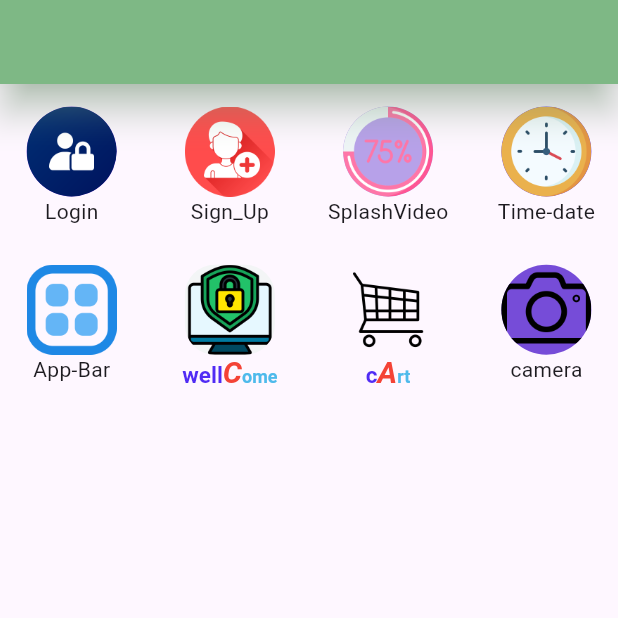
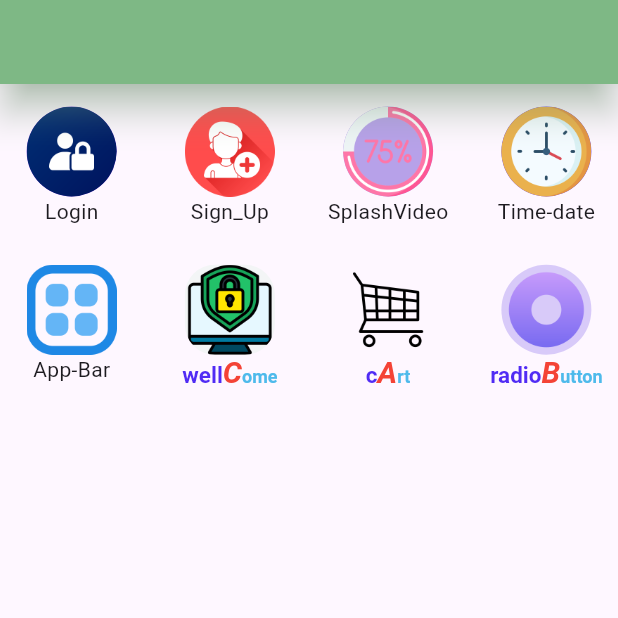
Before and after one commit to ALIRaza726/sketch, a Flutter app: the screen it shows after launch, on a phone screen of 412 x 824 dp, the top half of it. Run offline on Flutter 3.47's test engine with Material 3 defaults, Android fonts, the phone set to English and light mode, and no system bars; our stand-ins replace flutter_screenutil, google_fonts, video_player; missing offline and left inert: bottom_picker.

Commit message:
route,radio button

```diff
--- a/lib/main.dart
+++ b/lib/main.dart
@@ -1,7 +1,7 @@
 import 'package:flutter/material.dart';
-import 'package:sketch/screen/app_bar.dart';
-import 'package:sketch/screen/home_page.dart';
-import 'package:sketch/screen/login.dart';
+import 'package:sketch/utils/routes/route_name.dart';
+import 'package:sketch/utils/routes/routes.dart';
+
 
 void main() {
   runApp(const
@@ -27,12 +27,8 @@ class MyApp extends StatelessWidget {
         colorScheme: ColorScheme.fromSeed(seedColor: Colors.deepPurple),
         useMaterial3: true,
       ),
-      home:
-      const home_page(),
-       routes: {
-            Login.routeName: (context) => const Login(),
-
-          },
+     initialRoute: RouteName.home,
+     onGenerateRoute: Routes.generateRoute,
     );
   }
 }
--- a/lib/screen/home_page.dart
+++ b/lib/screen/home_page.dart
@@ -288,16 +288,35 @@ class _home_pageState extends State<home_page> {
                          decoration: BoxDecoration(
                              image: const DecorationImage(
                                fit: BoxFit.cover,
-                               image: AssetImage("assets/images/camera.png"),
+                               image: AssetImage("assets/images/radio_button.png"),
                              ),
-                             color: Color.fromARGB(255, 118, 76, 216),
+                             color: Color.fromARGB(255, 216, 202, 249),
                              borderRadius: BorderRadius.circular(30)),
                        ),
                      ),
-                      Text(
-                       'camera',
-                       style: GoogleFonts.aDLaMDisplay(),
-                     ),
+                      RichText(
+                        text: const TextSpan(
+                            text: 'radio',
+                            style: TextStyle(
+                              fontSize: 15,
+                              color: Color.fromARGB(255, 80, 43, 244),
+                              fontWeight: FontWeight.bold,
+                            ),
+                            children: <TextSpan>[
+                              TextSpan(
+                                  text: 'B',
+                                  style: TextStyle(
+                                      color: Colors.red,
+                                      fontSize: 20,
+                                      fontStyle: FontStyle.italic)),
+                              TextSpan(
+                                  text: 'utton',
+                                  style: TextStyle(
+                                    fontSize: 12,
+                                    color: Color.fromARGB(255, 78, 186, 235),
+                                  ))
+                            ]),
+                      ),
                    ]),
 
                   ],
--- /dev/null
+++ b/lib/utils/routes/route_name.dart
@@ -0,0 +1,5 @@
+
+class RouteName{
+  static const String home='home_page';
+  static const String login='Login';
+}
--- /dev/null
+++ b/lib/utils/routes/routes.dart
@@ -0,0 +1,24 @@
+import 'package:flutter/material.dart';
+import 'package:sketch/screen/home_page.dart';
+import 'package:sketch/screen/login.dart';
+import 'package:sketch/utils/routes/route_name.dart';
+
+class Routes{
+  static Route<dynamic>  generateRoute(RouteSettings setting){
+    switch(setting.name){
+      case RouteName.home:
+      return MaterialPageRoute(builder: (BuildContext context) => const home_page());
+      case RouteName.login:
+      return MaterialPageRoute(builder: (BuildContext context) => const Login());
+
+      default:
+      return MaterialPageRoute(builder:(_){
+return const Scaffold(
+  body: Center(
+    child: Text('No Route Defined'),
+  ),
+);
+      });
+    }
+  }
+}
--- a/pubspec.yaml
+++ b/pubspec.yaml
@@ -40,7 +40,7 @@ dependencies:
   video_player: ^2.8.0
   bottom_picker: any
   flutter_screenutil: ^5.9.0
-  get: ^4.6.6
+
 
 
 
@@ -88,7 +88,7 @@ flutter:
       - assets/images/wel_come.png
       - assets/images/progress.png
       - assets/images/app_bar.png
-      - assets/images/popular.png
+      - assets/images/radio_button.png
       - assets/images/starter.png
       - assets/images/camera.png
       - assets/images/cart.png
```
Also changed, not shown: lib/screen/radio_button.dart (added, +72 -0 lines), assets/images/radio_button.png (added), pubspec.lock.
